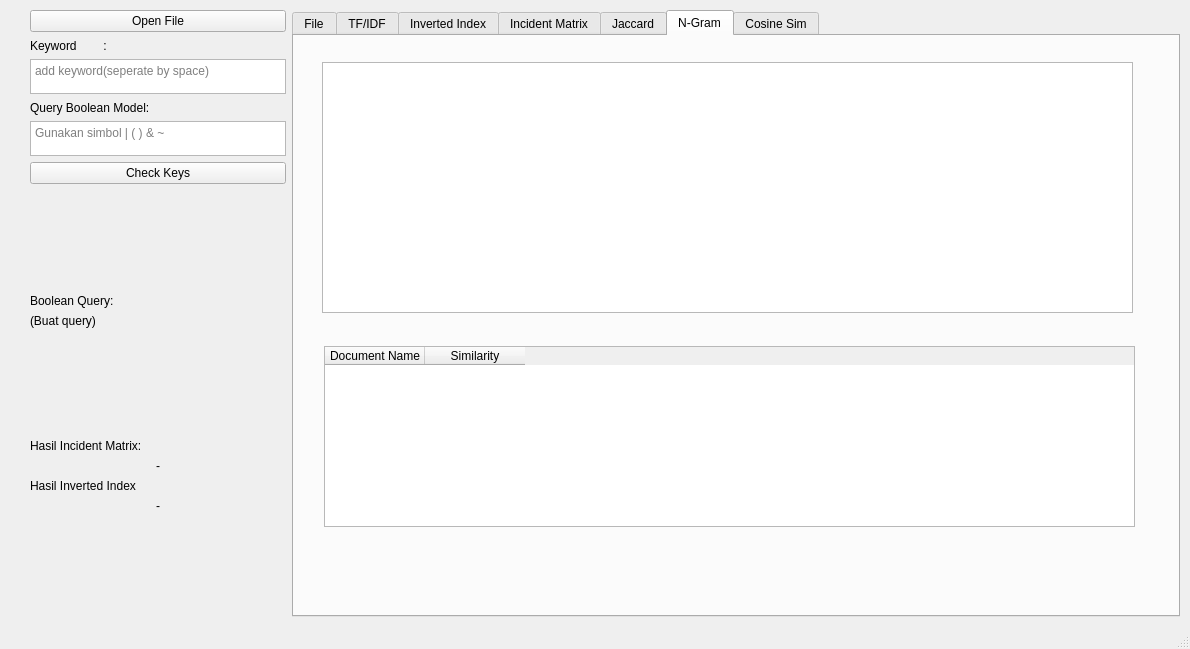
Qt form main.ui (andre002wp/STKI-Semester-5) before a commit.
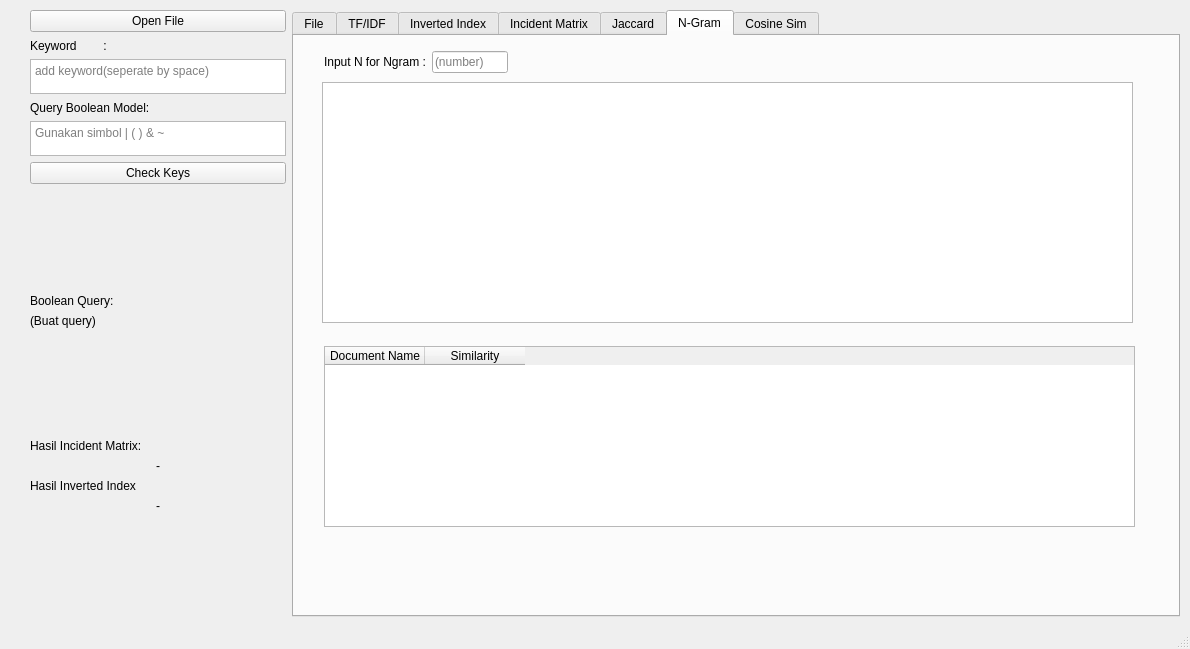
The same form after that commit. The open tabs and pages were chosen to show the change.

Commit message: update gui tfids, jaccard, ngram and start of cosine

Diff of the .ui file:
```diff
--- a/main.ui
+++ b/main.ui
@@ -562,15 +562,61 @@
              </property>
             </column>
            </widget>
-           <widget class="QPlainTextEdit" name="txt_n_gram_result">
+           <widget class="QTextEdit" name="txt_ngram_result">
             <property name="geometry">
              <rect>
               <x>28</x>
-              <y>26</y>
+              <y>46</y>
               <width>811</width>
-              <height>251</height>
+              <height>241</height>
              </rect>
             </property>
+            <property name="font">
+             <font>
+              <pointsize>10</pointsize>
+             </font>
+            </property>
+            <property name="readOnly">
+             <bool>true</bool>
+            </property>
+           </widget>
+           <widget class="QWidget" name="horizontalLayoutWidget">
+            <property name="geometry">
+             <rect>
+              <x>30</x>
+              <y>10</y>
+              <width>184</width>
+              <height>32</height>
+             </rect>
+            </property>
+            <layout class="QHBoxLayout" name="horizontalLayout_3">
+             <item>
+              <widget class="QLabel" name="label_6">
+               <property name="maximumSize">
+                <size>
+                 <width>400</width>
+                 <height>16777215</height>
+                </size>
+               </property>
+               <property name="text">
+                <string>Input N for Ngram :</string>
+               </property>
+              </widget>
+             </item>
+             <item>
+              <widget class="QLineEdit" name="txt_input_ngram">
+               <property name="maximumSize">
+                <size>
+                 <width>80</width>
+                 <height>16777215</height>
+                </size>
+               </property>
+               <property name="placeholderText">
+                <string>(number)</string>
+               </property>
+              </widget>
+             </item>
+            </layout>
            </widget>
           </widget>
           <widget class="QWidget" name="tab_7">
```
Left out of the diff: 80 changed lines with no effect on the pictures. The commit also changes 4 other files.
